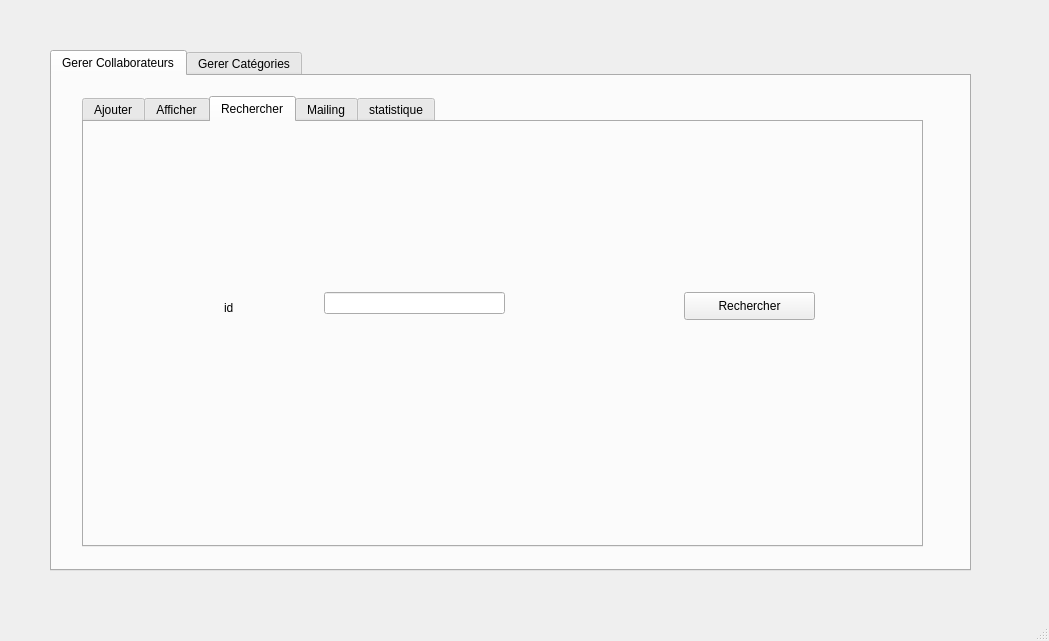
Before: the Qt Designer form Gestion_Collaborateurs/mainwindow.ui in Achref-Hamdi/Smart_Wedding_Reception_2A12, drawn with Qt 5.
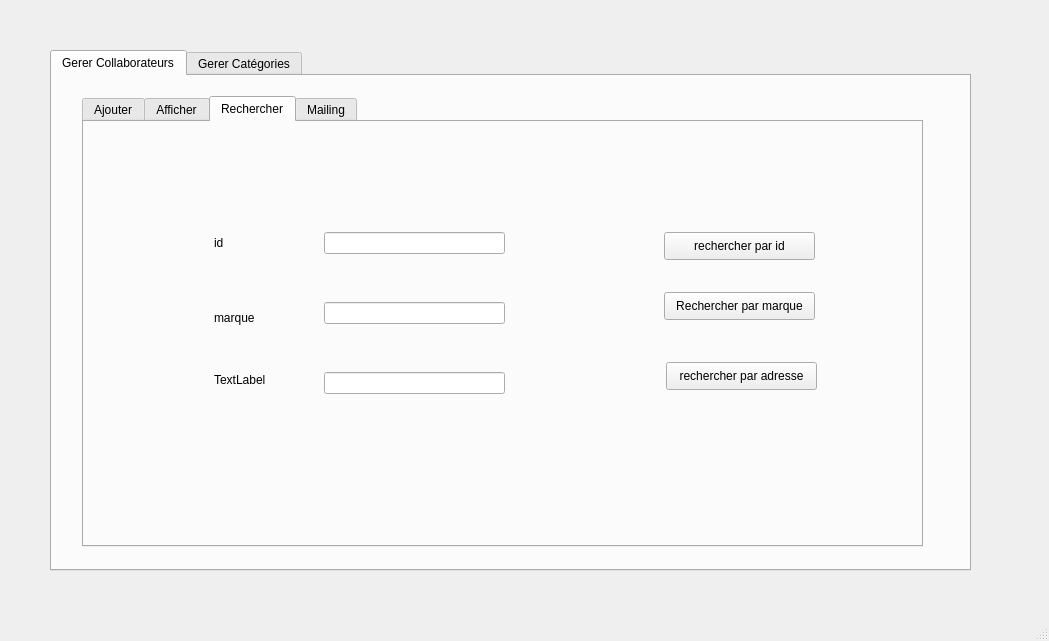
After: the same form once the commit is applied. The open tabs and pages were chosen to show the change.

Patch:
```diff
--- a/Gestion_Collaborateurs/mainwindow.ui
+++ b/Gestion_Collaborateurs/mainwindow.ui
@@ -272,13 +272,75 @@
        <widget class="QLabel" name="label_19">
         <property name="geometry">
          <rect>
-          <x>140</x>
-          <y>160</y>
-          <width>51</width>
+          <x>130</x>
+          <y>170</y>
+          <width>61</width>
           <height>51</height>
          </rect>
         </property>
         <property name="text">
+         <string>marque</string>
+        </property>
+       </widget>
+       <widget class="QLineEdit" name="lineEdit_marque_collab_2">
+        <property name="geometry">
+         <rect>
+          <x>240</x>
+          <y>180</y>
+          <width>181</width>
+          <height>22</height>
+         </rect>
+        </property>
+       </widget>
+       <widget class="QPushButton" name="rechercher_par_marque">
+        <property name="geometry">
+         <rect>
+          <x>580</x>
+          <y>170</y>
+          <width>151</width>
+          <height>28</height>
+         </rect>
+        </property>
+        <property name="text">
+         <string>Rechercher par marque</string>
+        </property>
+       </widget>
+       <widget class="QPushButton" name="rechercher_par_adresse">
+        <property name="geometry">
+         <rect>
+          <x>582</x>
+          <y>240</y>
+          <width>151</width>
+          <height>28</height>
+         </rect>
+        </property>
+        <property name="text">
+         <string>rechercher par adresse</string>
+        </property>
+       </widget>
+       <widget class="QPushButton" name="rechercher_par_id">
+        <property name="geometry">
+         <rect>
+          <x>580</x>
+          <y>110</y>
+          <width>151</width>
+          <height>28</height>
+         </rect>
+        </property>
+        <property name="text">
+         <string>rechercher par id</string>
+        </property>
+       </widget>
+       <widget class="QLabel" name="label_7">
+        <property name="geometry">
+         <rect>
+          <x>130</x>
+          <y>100</y>
+          <width>55</width>
+          <height>41</height>
+         </rect>
+        </property>
+        <property name="text">
          <string>id</string>
         </property>
        </widget>
@@ -286,23 +348,33 @@
         <property name="geometry">
          <rect>
           <x>240</x>
-          <y>170</y>
+          <y>110</y>
           <width>181</width>
           <height>22</height>
          </rect>
         </property>
        </widget>
-       <widget class="QPushButton" name="rechercher">
+       <widget class="QLabel" name="label_8">
         <property name="geometry">
          <rect>
-          <x>600</x>
-          <y>170</y>
-          <width>131</width>
-          <height>28</height>
+          <x>130</x>
+          <y>250</y>
+          <width>55</width>
+          <height>16</height>
          </rect>
         </property>
         <property name="text">
-         <string>Rechercher</string>
+         <string>TextLabel</string>
+        </property>
+       </widget>
+       <widget class="QLineEdit" name="lineEdit_adresse_collab_2">
+        <property name="geometry">
+         <rect>
+          <x>240</x>
+          <y>250</y>
+          <width>181</width>
+          <height>22</height>
+         </rect>
         </property>
        </widget>
       </widget>
@@ -370,47 +442,6 @@
         </property>
        </widget>
       </widget>
-      <widget class="QWidget" name="tab_4">
-       <attribute name="title">
-        <string>statistique</string>
-       </attribute>
-       <widget class="QLabel" name="label_22">
-        <property name="geometry">
-         <rect>
-          <x>30</x>
-          <y>50</y>
-          <width>111</width>
-          <height>21</height>
-         </rect>
-        </property>
-        <property name="text">
-         <string>Date</string>
-        </property>
-       </widget>
-       <widget class="QLineEdit" name="lineEdit">
-        <property name="geometry">
-         <rect>
-          <x>150</x>
-          <y>50</y>
-          <width>151</width>
-          <height>22</height>
-         </rect>
-        </property>
-       </widget>
-       <widget class="QPushButton" name="pushButton">
-        <property name="geometry">
-         <rect>
-          <x>570</x>
-          <y>90</y>
-          <width>181</width>
-          <height>28</height>
-         </rect>
-        </property>
-        <property name="text">
-         <string>statistique</string>
-        </property>
-       </widget>
-      </widget>
      </widget>
     </widget>
     <widget class="QWidget" name="tab_2">
```
Left out of the diff: 29 changed lines with no effect on the pictures.
